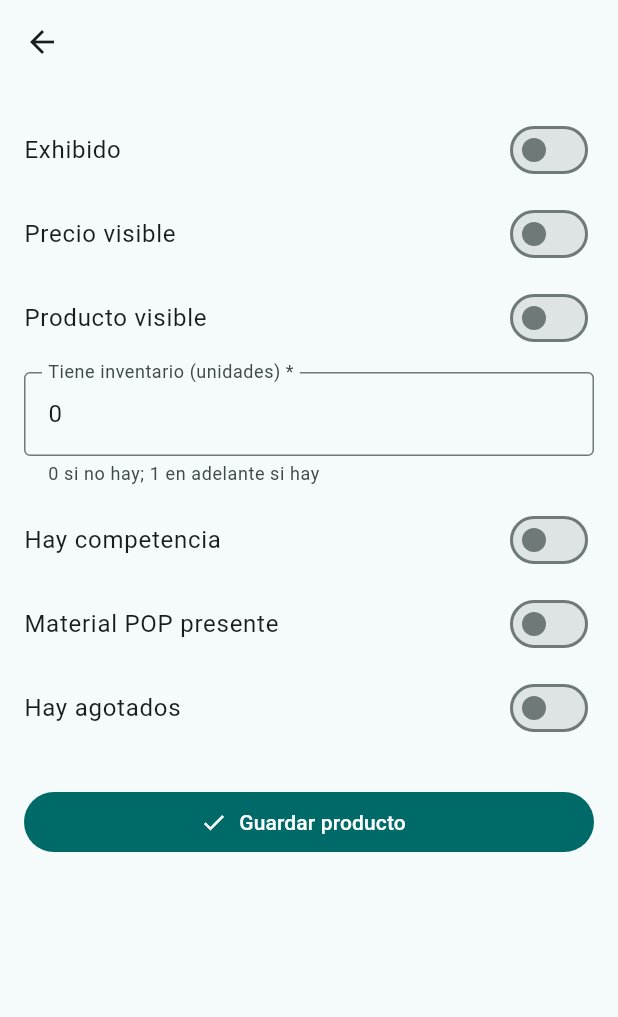
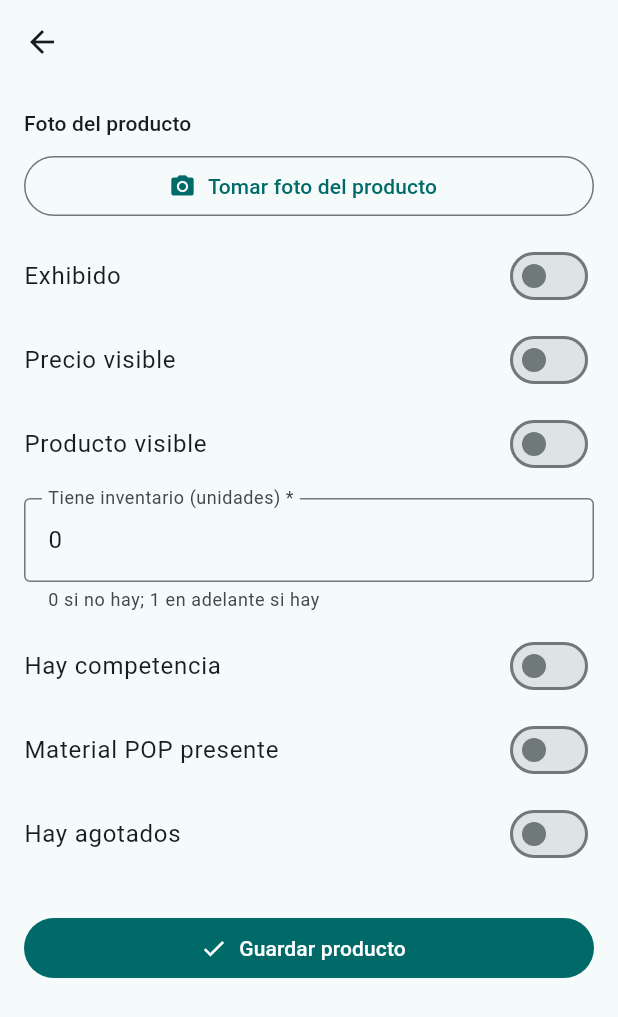
Before and after one commit to MartinEduardoContreras/transferencista, a Flutter app: the ProductCheckScreen screen opened directly with empty values, on a phone screen of 412 x 824 dp. Shown: the top 1017 px of the screen. Run offline on Flutter 3.47's test engine with Material 3 defaults, Android fonts, the phone set to English and light mode, and no system bars; our stand-ins replace geolocator, image_picker, material_ui, sqflite; accounts and stored records are empty.

Commit message:
Agrega foto del producto en el registro y vuelve a Hoy al finalizar
Co-Authored-By: Claude Haiku 5.5 <noreply@anthropic.com>

```diff
--- a/lib/models/product_record.dart
+++ b/lib/models/product_record.dart
@@ -9,6 +9,7 @@ class ProductRecord {
     this.competitionPresent = false,
     this.popPresent = false,
     this.outOfStock = false,
+    this.photoPath,
   });
 
   final String product;
@@ -23,6 +24,9 @@ class ProductRecord {
   final bool competitionPresent;
   final bool popPresent;
   final bool outOfStock;
+
+  /// Foto del producto en el punto de venta, tomada durante la visita. Opcional.
+  final String? photoPath;
 }
 
 /// Último registro de un producto en una farmacia, con la visita en que se hizo.
--- a/lib/screens/product_check_screen.dart
+++ b/lib/screens/product_check_screen.dart
@@ -1,9 +1,12 @@
+import 'dart:io';
+
 import 'package:material_ui/material_ui.dart';
 
 import '../models/product_record.dart';
+import '../services/photo_storage.dart';
 
 /// Registro de un producto durante la visita: exhibición, precio, visibilidad,
-/// inventario, competencia, material POP y agotados.
+/// inventario, competencia, material POP, agotados y foto del producto.
 class ProductCheckScreen extends StatefulWidget {
   const ProductCheckScreen({super.key, required this.product, this.initial});
 
@@ -24,6 +27,7 @@ class _ProductCheckScreenState extends State<ProductCheckScreen> {
   late bool _competition = widget.initial?.competitionPresent ?? false;
   late bool _pop = widget.initial?.popPresent ?? false;
   late bool _outOfStock = widget.initial?.outOfStock ?? false;
+  late String? _photoPath = widget.initial?.photoPath;
   late final _units = TextEditingController(
     text: '${widget.initial?.units ?? 0}',
   );
@@ -32,6 +36,12 @@ class _ProductCheckScreenState extends State<ProductCheckScreen> {
   void dispose() {
     _units.dispose();
     super.dispose();
+  }
+
+  Future<void> _takePhoto() async {
+    final path = await takeVisitPhoto('producto');
+    if (path == null || !mounted) return;
+    setState(() => _photoPath = path);
   }
 
   void _save() {
@@ -46,12 +56,14 @@ class _ProductCheckScreenState extends State<ProductCheckScreen> {
         competitionPresent: _competition,
         popPresent: _pop,
         outOfStock: _outOfStock,
+        photoPath: _photoPath,
       ),
     );
   }
 
   @override
   Widget build(BuildContext context) {
+    final photo = _photoPath;
     return Scaffold(
       appBar: AppBar(title: Text(widget.product)),
       body: Form(
@@ -59,6 +71,24 @@ class _ProductCheckScreenState extends State<ProductCheckScreen> {
         child: ListView(
           padding: const EdgeInsets.all(16),
           children: [
+            Text('Foto del producto', style: Theme.of(context).textTheme.titleSmall),
+            const SizedBox(height: 8),
+            if (photo != null) ...[
+              AspectRatio(
+                aspectRatio: 4 / 3,
+                child: ClipRRect(
+                  borderRadius: BorderRadius.circular(12),
+                  child: Image.file(File(photo), fit: BoxFit.cover),
+                ),
+              ),
+              const SizedBox(height: 8),
+            ],
+            OutlinedButton.icon(
+              onPressed: _takePhoto,
+              icon: const Icon(Icons.photo_camera),
+              label: Text(photo == null ? 'Tomar foto del producto' : 'Repetir foto'),
+            ),
+            const SizedBox(height: 8),
             SwitchListTile(
               contentPadding: EdgeInsets.zero,
               title: const Text('Exhibido'),
```
Also changed, not shown: lib/data/sqflite_store.dart (+9 -2 lines), lib/screens/pharmacy_detail_screen.dart (+3 -8 lines), lib/screens/visit_detail_screen.dart (+17 -1 lines), lib/screens/visit_screen.dart (+7 -22 lines), lib/services/photo_storage.dart (added, +27 -0 lines).
